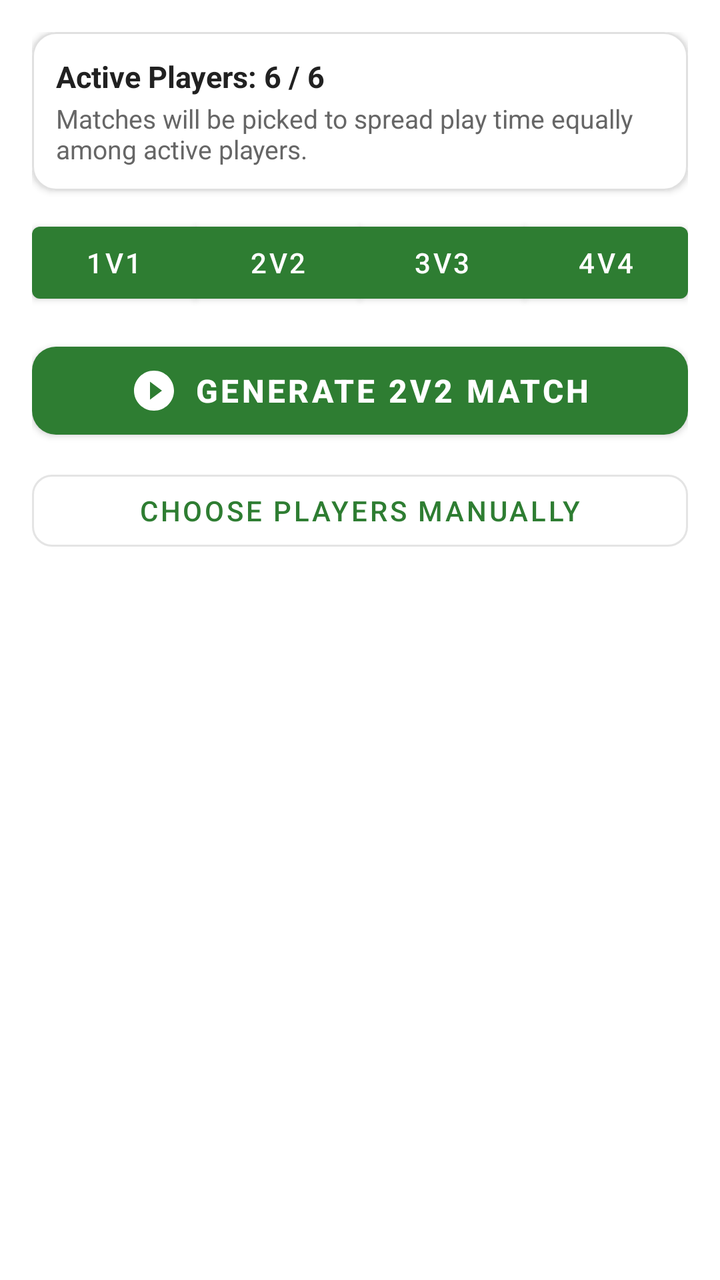
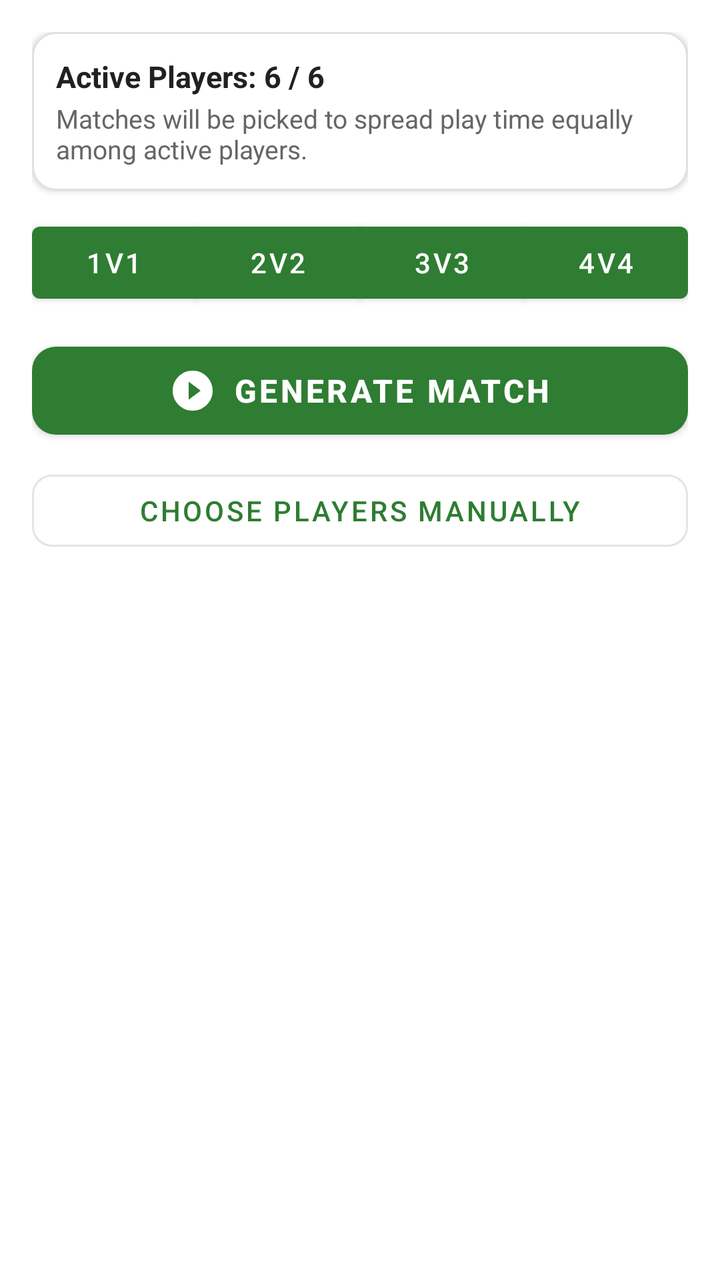

Before-and-after screenshots of an Android layout around one commit, followed by the original layout XML and the change that was made.
<!-- AndroidManifest.xml: application theme Theme.ASField -->
<!-- res/layout/fragment_match.xml -->
<?xml version="1.0" encoding="utf-8"?>
<androidx.core.widget.NestedScrollView xmlns:android="http://schemas.android.com/apk/res/android"
    xmlns:app="http://schemas.android.com/apk/res-auto"
    xmlns:tools="http://schemas.android.com/tools"
    android:layout_width="match_parent"
    android:layout_height="match_parent"
    android:fillViewport="true">

    <LinearLayout
        android:layout_width="match_parent"
        android:layout_height="wrap_content"
        android:orientation="vertical"
        android:padding="16dp">

        <com.google.android.material.card.MaterialCardView
            android:id="@+id/card_status"
            android:layout_width="match_parent"
            android:layout_height="wrap_content"
            app:cardBackgroundColor="@color/surface_card"
            app:strokeColor="@color/card_stroke"
            app:cardCornerRadius="12dp"
            app:cardElevation="2dp"
            app:strokeWidth="1dp">

            <LinearLayout
                android:layout_width="match_parent"
                android:layout_height="wrap_content"
                android:orientation="vertical"
                android:padding="12dp">

                <TextView
                    android:id="@+id/tv_active_summary"
                    android:layout_width="wrap_content"
                    android:layout_height="wrap_content"
                    android:text="Active Players: 6 / 6"
                    android:textStyle="bold"
                    android:textColor="@color/text_primary"
                    android:textSize="15sp" />

                <TextView
                    android:id="@+id/tv_status_hint"
                    android:layout_width="wrap_content"
                    android:layout_height="wrap_content"
                    android:layout_marginTop="2dp"
                    android:text="Matches will be picked to spread play time equally among active players."
                    android:textColor="@color/text_secondary"
                    android:textSize="13sp" />
            </LinearLayout>
        </com.google.android.material.card.MaterialCardView>

        <com.google.android.material.button.MaterialButtonToggleGroup
            android:id="@+id/toggle_match_size"
            android:layout_width="match_parent"
            android:layout_height="wrap_content"
            android:layout_marginTop="12dp"
            app:singleSelection="true"
            app:selectionRequired="true">

            <com.google.android.material.button.MaterialButton
                android:id="@+id/btn_size_1v1"
                android:layout_width="0dp"
                android:layout_height="wrap_content"
                android:layout_weight="1"
                android:text="1v1" />

            <com.google.android.material.button.MaterialButton
                android:id="@+id/btn_size_2v2"
                android:layout_width="0dp"
                android:layout_height="wrap_content"
                android:layout_weight="1"
                android:text="2v2" />

            <com.google.android.material.button.MaterialButton
                android:id="@+id/btn_size_3v3"
                android:layout_width="0dp"
                android:layout_height="wrap_content"
                android:layout_weight="1"
                android:text="3v3" />

            <com.google.android.material.button.MaterialButton
                android:id="@+id/btn_size_4v4"
                android:layout_width="0dp"
                android:layout_height="wrap_content"
                android:layout_weight="1"
                android:text="4v4" />

        </com.google.android.material.button.MaterialButtonToggleGroup>

        <com.google.android.material.button.MaterialButton
            android:id="@+id/btn_generate_match"
            android:layout_width="match_parent"
            android:layout_height="56dp"
            android:layout_marginTop="12dp"
            android:text="@string/generate_match"
            android:textSize="16sp"
            android:textStyle="bold"
            app:cornerRadius="12dp"
            app:icon="@drawable/ic_match"
            app:iconGravity="textStart" />

        <com.google.android.material.button.MaterialButton
            android:id="@+id/btn_manual_match"
            style="@style/Widget.MaterialComponents.Button.OutlinedButton"
            android:layout_width="match_parent"
            android:layout_height="wrap_content"
            android:layout_marginTop="8dp"
            android:text="Choose Players Manually"
            app:cornerRadius="10dp" />

        <com.google.android.material.button.MaterialButton
            android:id="@+id/btn_cancel_match"
            style="@style/Widget.MaterialComponents.Button.TextButton"
            android:layout_width="wrap_content"
            android:layout_height="wrap_content"
            android:layout_gravity="end"
            android:text="Cancel Match"
            android:textColor="@color/text_secondary"
            android:textSize="12sp"
            android:visibility="gone" />

        <LinearLayout
            android:id="@+id/layout_current_match"
            android:layout_width="match_parent"
            android:layout_height="wrap_content"
            android:layout_marginTop="16dp"
            android:orientation="vertical"
            android:visibility="gone"
            tools:visibility="visible">

            <TextView
                                android:id="@+id/tv_current_match_title"
                android:layout_width="wrap_content"
                android:layout_height="wrap_content"
                android:text="CURRENT 2v2 MATCH"
                android:textColor="@color/primary"
                android:textSize="14sp"
                android:textStyle="bold"
                android:letterSpacing="0.05" />

            <com.google.android.material.card.MaterialCardView
                android:layout_width="match_parent"
                android:layout_height="wrap_content"
                android:layout_marginTop="8dp"
                app:cardBackgroundColor="@color/surface_card"
                app:strokeColor="@color/card_stroke"
                app:cardCornerRadius="16dp"
                app:cardElevation="4dp"
                app:strokeWidth="1dp">

                <LinearLayout
                    android:layout_width="match_parent"
                    android:layout_height="wrap_content"
                    android:orientation="vertical"
                    android:padding="16dp">

                    <LinearLayout
                        android:layout_width="match_parent"
                        android:layout_height="wrap_content"
                        android:orientation="horizontal"
                        android:gravity="center">

                        <com.google.android.material.card.MaterialCardView
                            android:layout_width="0dp"
                            android:layout_height="wrap_content"
                            android:layout_weight="1"
                            app:cardBackgroundColor="@color/team_alpha_light"
                            app:cardCornerRadius="12dp"
                            app:strokeColor="@color/team_alpha"
                            app:strokeWidth="2dp">

                            <LinearLayout
                                android:layout_width="match_parent"
                                android:layout_height="wrap_content"
                                android:orientation="vertical"
                                android:padding="12dp">

                                <TextView
                                    android:layout_width="wrap_content"
                                    android:layout_height="wrap_content"
                                    android:text="TEAM ALPHA"
                                    android:textColor="@color/team_alpha_dark"
                                    android:textSize="12sp"
                                    android:textStyle="bold" />

                                <LinearLayout
                                    android:id="@+id/layout_team1_players"
                                    android:layout_width="match_parent"
                                    android:layout_height="wrap_content"
                                    android:layout_marginTop="6dp"
                                    android:orientation="vertical" />

                                <TextView
                                    android:id="@+id/tv_team1_player1"
                                    android:layout_width="wrap_content"
                                    android:layout_height="wrap_content"
                                    android:layout_marginTop="6dp"
                                    android:text="Player 1"
                                    android:textColor="@color/text_primary"
                                    android:textSize="16sp"
                                    android:textStyle="bold" />

                                <TextView
                                    android:id="@+id/tv_team1_player1_sub"
                                    android:layout_width="wrap_content"
                                    android:layout_height="wrap_content"
                                    android:text="4 matches"
                                    android:textColor="@color/text_secondary"
                                    android:textSize="12sp" />

                                <TextView
                                    android:id="@+id/tv_team1_player2"
                                    android:layout_width="wrap_content"
                                    android:layout_height="wrap_content"
                                    android:layout_marginTop="8dp"
                                    android:text="Player 2"
                                    android:textColor="@color/text_primary"
                                    android:textSize="16sp"
                                    android:textStyle="bold" />

                                <TextView
                                    android:id="@+id/tv_team1_player2_sub"
                                    android:layout_width="wrap_content"
                                    android:layout_height="wrap_content"
                                    android:text="3 matches"
                                    android:textColor="@color/text_secondary"
                                    android:textSize="12sp" />

                            </LinearLayout>
                        </com.google.android.material.card.MaterialCardView>

                        <TextView
                            android:layout_width="wrap_content"
                            android:layout_height="wrap_content"
                            android:layout_marginHorizontal="8dp"
                            android:text="VS"
                            android:textColor="@color/accent"
                            android:textSize="20sp"
                            android:textStyle="bold" />

                        <com.google.android.material.card.MaterialCardView
                            android:layout_width="0dp"
                            android:layout_height="wrap_content"
                            android:layout_weight="1"
                            app:cardBackgroundColor="@color/team_bravo_light"
                            app:cardCornerRadius="12dp"
                            app:strokeColor="@color/team_bravo"
                            app:strokeWidth="2dp">

                            <LinearLayout
                                android:layout_width="match_parent"
                                android:layout_height="wrap_content"
                                android:orientation="vertical"
                                android:padding="12dp">

                                <TextView
                                    android:layout_width="wrap_content"
                                    android:layout_height="wrap_content"
                                    android:text="TEAM BRAVO"
                                    android:textColor="@color/team_bravo_dark"
                                    android:textSize="12sp"
                                    android:textStyle="bold" />

                                <LinearLayout
                                    android:id="@+id/layout_team2_players"
                                    android:layout_width="match_parent"
                                    android:layout_height="wrap_content"
                                    android:layout_marginTop="6dp"
                                    android:orientation="vertical" />

                                <TextView
                                    android:id="@+id/tv_team2_player1"
                                    android:layout_width="wrap_content"
                                    android:layout_height="wrap_content"
                                    android:layout_marginTop="6dp"
                                    android:text="Player 3"
                                    android:textColor="@color/text_primary"
                                    android:textSize="16sp"
                                    android:textStyle="bold" />

                                <TextView
                                    android:id="@+id/tv_team2_player1_sub"
                                    android:layout_width="wrap_content"
                                    android:layout_height="wrap_content"
                                    android:text="3 matches"
                                    android:textColor="@color/text_secondary"
                                    android:textSize="12sp" />

                                <TextView
                                    android:id="@+id/tv_team2_player2"
                                    android:layout_width="wrap_content"
                                    android:layout_height="wrap_content"
                                    android:layout_marginTop="8dp"
                                    android:text="Player 4"
                                    android:textColor="@color/text_primary"
                                    android:textSize="16sp"
                                    android:textStyle="bold" />

                                <TextView
                                    android:id="@+id/tv_team2_player2_sub"
                                    android:layout_width="wrap_content"
                                    android:layout_height="wrap_content"
                                    android:text="4 matches"
                                    android:textColor="@color/text_secondary"
                                    android:textSize="12sp" />

                            </LinearLayout>
                        </com.google.android.material.card.MaterialCardView>

                    </LinearLayout>

                    <TextView
                        android:layout_width="wrap_content"
                        android:layout_height="wrap_content"
                        android:layout_marginTop="16dp"
                        android:text="Record Result:"
                        android:textColor="@color/text_secondary"
                        android:textSize="13sp"
                        android:textStyle="bold" />

                    <LinearLayout
                        android:layout_width="match_parent"
                        android:layout_height="wrap_content"
                        android:layout_marginTop="6dp"
                        android:orientation="horizontal">

                        <com.google.android.material.button.MaterialButton
                            android:id="@+id/btn_win_alpha"
                            android:layout_width="0dp"
                            android:layout_height="wrap_content"
                            android:layout_weight="1"
                            android:layout_marginEnd="4dp"
                            android:backgroundTint="@color/team_alpha"
                            android:text="Alpha Win"
                            android:textSize="12sp" />

                        <com.google.android.material.button.MaterialButton
                            android:id="@+id/btn_draw"
                            style="@style/Widget.MaterialComponents.Button.OutlinedButton"
                            android:layout_width="0dp"
                            android:layout_height="wrap_content"
                            android:layout_weight="1"
                            android:layout_marginHorizontal="2dp"
                            android:text="Draw"
                            android:textColor="@color/text_primary"
                            android:textSize="12sp" />

                        <com.google.android.material.button.MaterialButton
                            android:id="@+id/btn_win_bravo"
                            android:layout_width="0dp"
                            android:layout_height="wrap_content"
                            android:layout_weight="1"
                            android:layout_marginStart="4dp"
                            android:backgroundTint="@color/team_bravo"
                            android:text="Bravo Win"
                            android:textSize="12sp" />

                    </LinearLayout>

                </LinearLayout>
            </com.google.android.material.card.MaterialCardView>

        </LinearLayout>

    </LinearLayout>

</androidx.core.widget.NestedScrollView>
<!-- resources referenced by this layout -->
<resources>
  <color name="accent">#FF8F00</color>
  <color name="card_stroke">#E0E0E0</color>
  <color name="primary">#2E7D32</color>
  <color name="surface_card">#FFFFFF</color>
  <color name="team_alpha">#D32F2F</color>
  <color name="team_alpha_dark">#B71C1C</color>
  <color name="team_alpha_light">#FFEBEE</color>
  <color name="team_bravo">#1976D2</color>
  <color name="team_bravo_dark">#0D47A1</color>
  <color name="team_bravo_light">#E3F2FD</color>
  <color name="text_primary">#212121</color>
  <color name="text_secondary">#666666</color>
  <!-- drawable ic_match (drawable) -->
  <vector xmlns:android="http://schemas.android.com/apk/res/android"
      android:width="24dp"
      android:height="24dp"
      android:viewportWidth="24"
      android:viewportHeight="24">
    <path
        android:fillColor="#FF000000"
        android:pathData="M12,2C6.48,2 2,6.48 2,12s4.48,10 10,10 10,-4.48 10,-10S17.52,2 12,2zM10,16.5v-9l6,4.5 -6,4.5z"/>
  </vector>
  <string name="generate_match">Generate 2v2 Match</string>
  <style name="Theme.ASField" parent="Theme.MaterialComponents.DayNight.NoActionBar">
          
          <item name="colorPrimary">@color/primary</item>
          <item name="colorPrimaryVariant">@color/primary_dark</item>
          <item name="colorOnPrimary">@color/white</item>
  
          
          <item name="colorSecondary">@color/accent</item>
          <item name="colorSecondaryVariant">@color/accent</item>
          <item name="colorOnSecondary">@color/white</item>
  
          
          <item name="colorSurface">@color/surface_card</item>
          <item name="colorOnSurface">@color/text_primary</item>
          <item name="colorOnSurfaceVariant">@color/text_secondary</item>
  
          
          <item name="android:statusBarColor">@color/primary_dark</item>
      </style>
  <color name="primary_dark">#1B5E20</color>
  <color name="white">#FFFFFFFF</color>
</resources>

<!-- the commit's change to res/layout/fragment_match.xml (unified diff, before → after) -->
@@ -131,7 +131,7 @@
                                 android:id="@+id/tv_current_match_title"
                 android:layout_width="wrap_content"
                 android:layout_height="wrap_content"
-                android:text="CURRENT 2v2 MATCH"
+                android:text="CURRENT MATCH"
                 android:textColor="@color/primary"
                 android:textSize="14sp"
                 android:textStyle="bold"
<!-- resource entries referenced after the edit -->
@@ -22,7 +22,7 @@
         android:fillColor="#FF000000"
         android:pathData="M12,2C6.48,2 2,6.48 2,12s4.48,10 10,10 10,-4.48 10,-10S17.52,2 12,2zM10,16.5v-9l6,4.5 -6,4.5z"/>
   </vector>
-  <string name="generate_match">Generate 2v2 Match</string>
+  <string name="generate_match">Generate Match</string>
   <style name="Theme.ASField" parent="Theme.MaterialComponents.DayNight.NoActionBar">
           
           <item name="colorPrimary">@color/primary</item>
